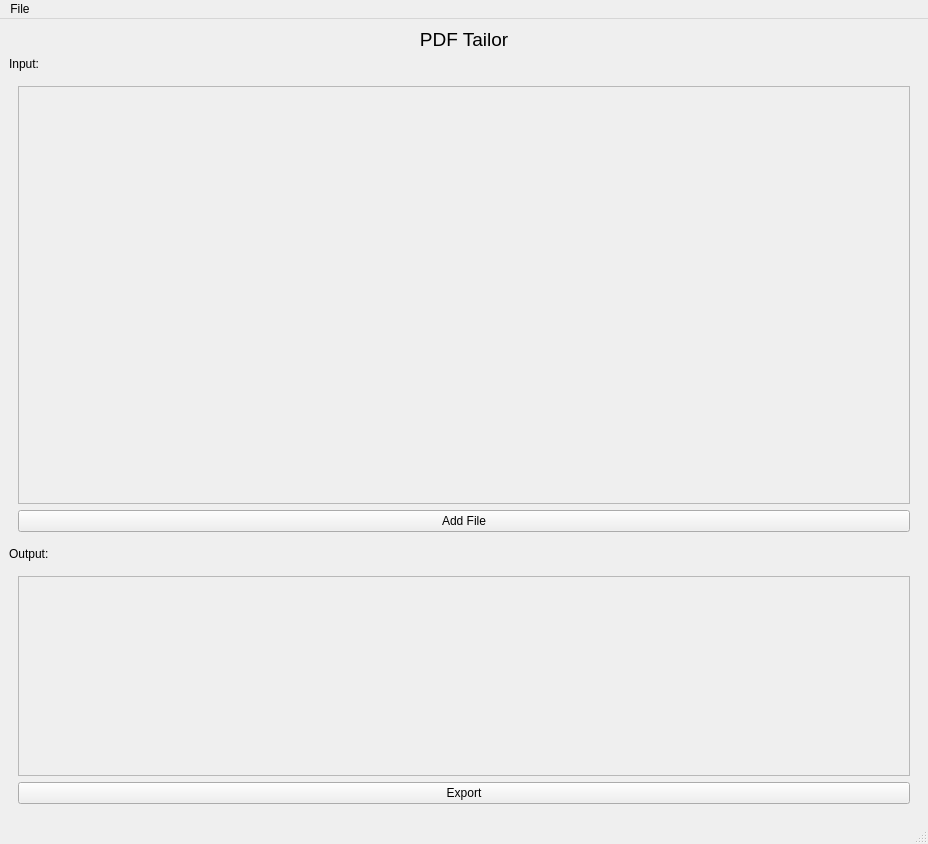
Before: the Qt Designer form ui_files/MainWindow.ui in StevenSong-sTs/PDF-Tailor, drawn with Qt 5.
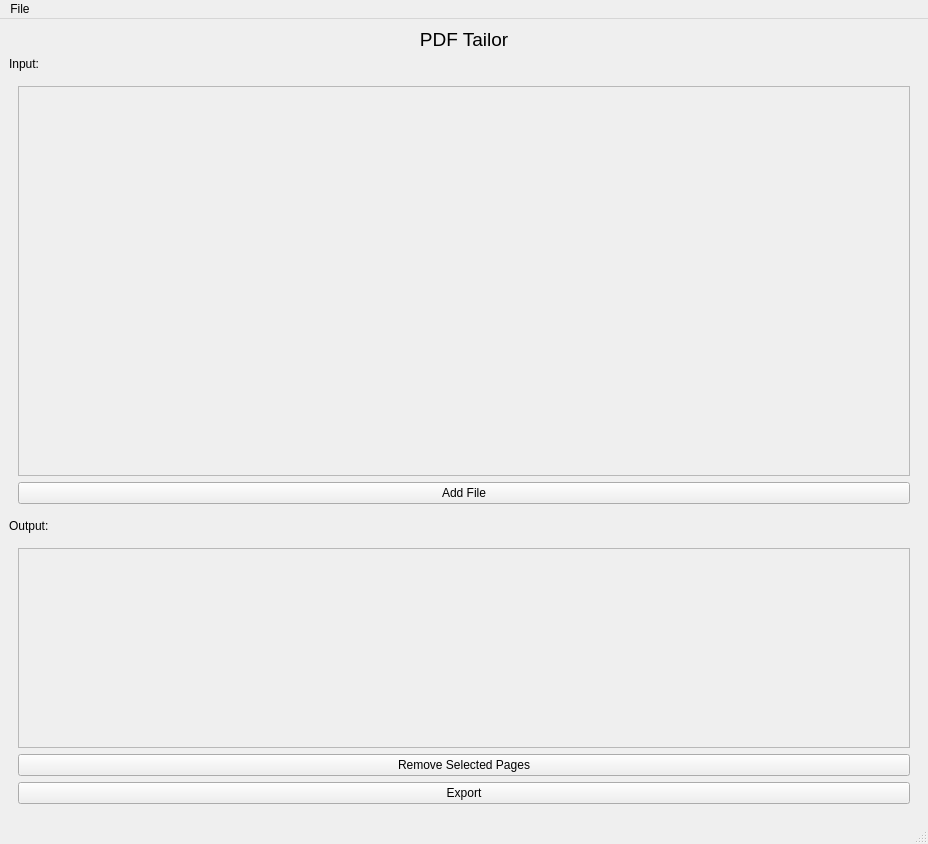
After: the same form once the commit is applied.

Commit message: Add remove button in the output section

The edit to the form file:
```diff
--- a/ui_files/MainWindow.ui
+++ b/ui_files/MainWindow.ui
@@ -51,7 +51,7 @@
             <x>0</x>
             <y>0</y>
             <width>890</width>
-            <height>392</height>
+            <height>362</height>
            </rect>
           </property>
          </widget>
@@ -118,6 +118,13 @@
          </widget>
         </widget>
        </item>
+       <item>
+        <widget class="QPushButton" name="removeSelectedPagesButton">
+         <property name="text">
+          <string>Remove Selected Pages</string>
+         </property>
+        </widget>
+       </item>
        <item>
         <widget class="QPushButton" name="exportButton">
          <property name="text">
```
The commit also changes 3 other files.
